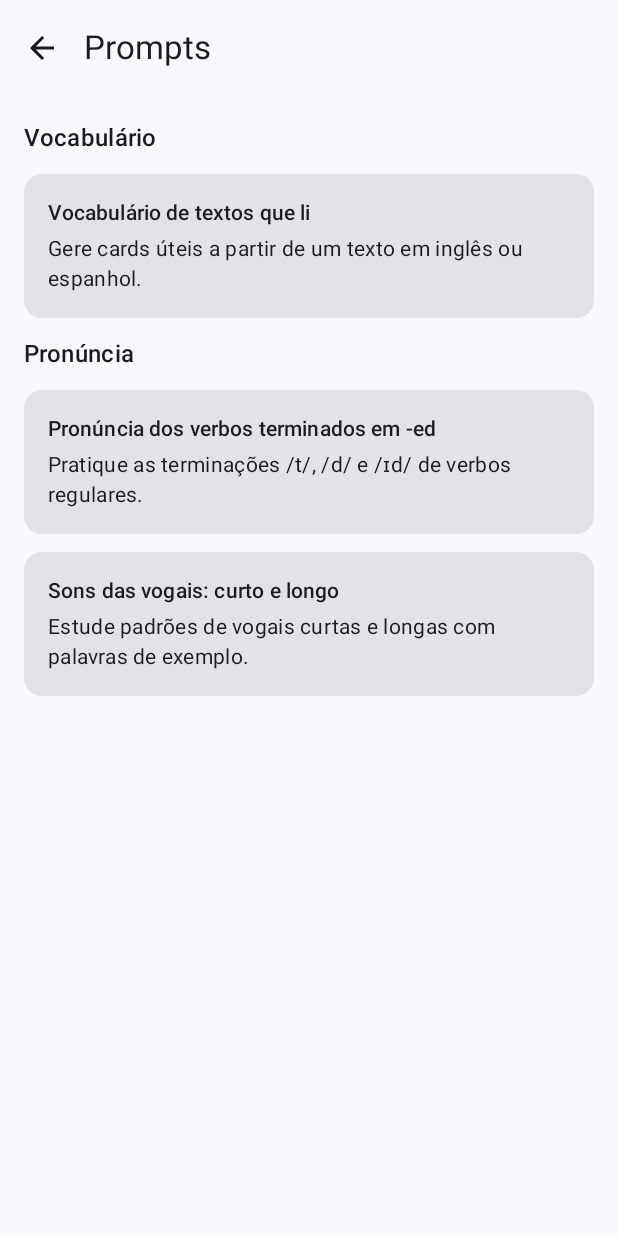
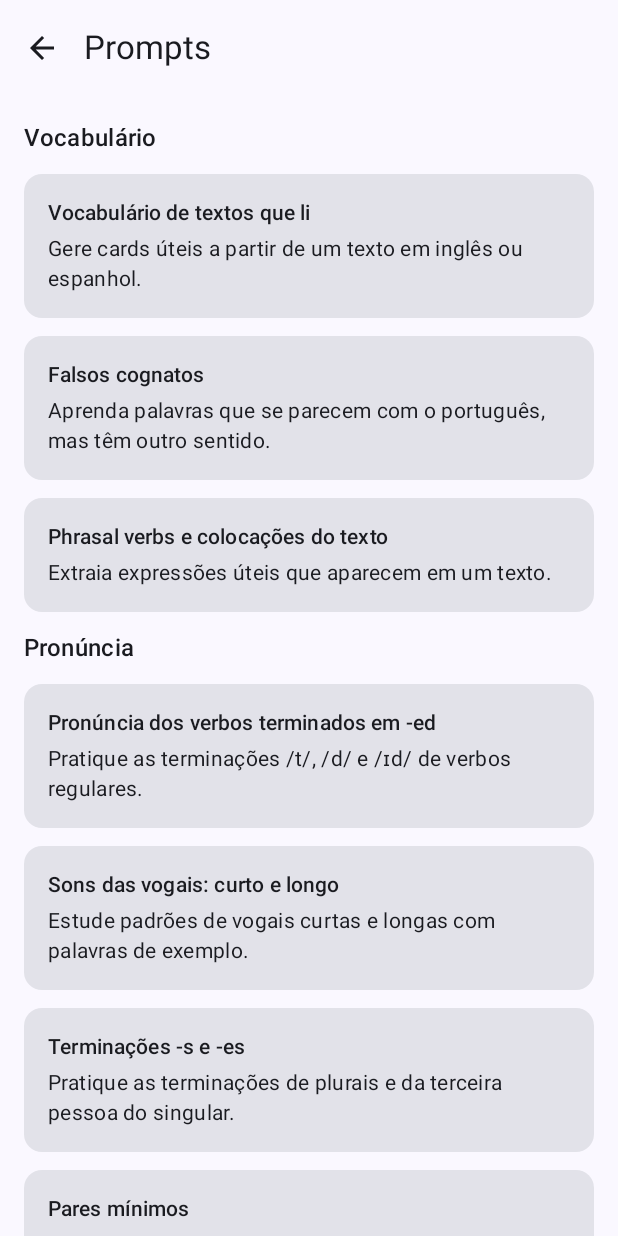
Before and after one commit to crisgdo/FlashLang, an Android app built with Jetpack Compose: the screen it shows after launch (MainActivity), after a tap on "Prompts", on a phone screen of 412 x 824 dp. Run offline under Robolectric (Android 15) with nearby library versions, the phone set to English and light mode, and no system bars; our stand-ins replace Room's generated code.

Commit message:
Prompts prontos extras de pronúncia, vocabulário e conversa

```diff
--- a/app/src/main/java/com/cristiano/flashlang/data/prompts/PromptBuilder.kt
+++ b/app/src/main/java/com/cristiano/flashlang/data/prompts/PromptBuilder.kt
@@ -34,7 +34,7 @@ fun buildPrompt(
         .replace("{{FOCO}}", values.focus.nonEmptyOrMissing())
         .trimEnd()
 
-    return "$body\n\n$FORMAT_BLOCK"
+    return if (template.generatesDeck) "$body\n\n$FORMAT_BLOCK" else body
 }
 
 private fun valueFor(type: PromptInputType, values: PromptInputValues): String = when (type) {
--- a/app/src/main/java/com/cristiano/flashlang/data/prompts/PromptTemplate.kt
+++ b/app/src/main/java/com/cristiano/flashlang/data/prompts/PromptTemplate.kt
@@ -21,6 +21,7 @@ data class PromptTemplate(
     val body: String,
     val inputs: Set<PromptInput>,
     val needsLanguage: Boolean,
+    val generatesDeck: Boolean = true,
 )
 
 data class PromptInputValues(
--- a/app/src/main/java/com/cristiano/flashlang/data/prompts/PromptTemplates.kt
+++ b/app/src/main/java/com/cristiano/flashlang/data/prompts/PromptTemplates.kt
@@ -62,5 +62,143 @@ LISTA DE VERBOS:
             ),
             body = """Você é um professor de pronúncia de inglês americano para falantes de português do Brasil. Foco: {{FOCO}}; se não informado, cubra as cinco vogais (a, e, i, o, u). Crie de 20 a 30 cards. Cada card é uma palavra-exemplo (type word) com ipa e uma note em português que explique a regra do som da vogal: som curto ou longo, "magic e" (vogal + consoante + e), vogais dobradas (ee, ea, oo), vogal seguida de r, sílaba aberta ou fechada. Marque as exceções comuns com a palavra "exceção". Use a mesma estrutura de note para palavras do mesmo padrão e inclua pares de contraste (hat/hate, bit/bite). Se houver uma lista de palavras, priorize-as e classifique cada uma: {{LISTA}}. Em termTranslation, traduza a palavra; use uma frase curta como exemplo, com tradução. Se não tiver certeza da pronúncia de uma palavra, não a inclua.""",
         ),
+        PromptTemplate(
+            id = "s-endings",
+            title = "Terminações -s e -es",
+            description = "Pratique as terminações de plurais e da terceira pessoa do singular.",
+            category = "Pronúncia",
+            needsLanguage = false,
+            inputs = setOf(
+                PromptInput(
+                    type = PromptInputType.LIST,
+                    required = true,
+                    label = "Palavras (substantivos no plural ou verbos na 3ª pessoa)",
+                    hint = "Informe palavras separadas por vírgula ou linha.",
+                ),
+            ),
+            body = """Você é um professor de pronúncia de inglês americano para falantes de português do Brasil. Para cada palavra da lista, crie um card em que o termo é a forma terminada em -s ou -es, em ordem misturada. No ipa, coloque a pronúncia em inglês americano. Na note, diga qual terminação soa (/s/, /z/ ou /ɪz/) e a regra em uma frase curta em português: /ɪz/ depois de /s, z, ʃ, ʒ, tʃ, dʒ/; /s/ depois de sons surdos (/p, t, k, f, θ/); /z/ depois de sons sonoros e de vogais. Traduza o termo em termTranslation e use uma frase curta de exemplo, com tradução. Se não tiver certeza da pronúncia de uma palavra, não a inclua. Nome do baralho: "Pronúncia -s/-es".
+LISTA: {{LISTA}}""",
+        ),
+        PromptTemplate(
+            id = "minimal-pairs",
+            title = "Pares mínimos",
+            description = "Compare sons próximos do inglês americano com pares de palavras.",
+            category = "Pronúncia",
+            needsLanguage = false,
+            inputs = setOf(
+                PromptInput(
+                    type = PromptInputType.FOCUS,
+                    required = true,
+                    label = "Contraste",
+                    hint = "Contraste, por exemplo: /ɪ/ e /iː/",
+                ),
+                PromptInput(
+                    type = PromptInputType.LIST,
+                    required = false,
+                    label = "Palavras para incluir",
+                    hint = "Opcional. Informe palavras separadas por vírgula ou linha.",
+                ),
+            ),
+            body = """Você é um professor de pronúncia de inglês americano para falantes de português do Brasil. Crie de 10 a 15 pares mínimos para o contraste: {{FOCO}}. Cada palavra do par é um card separado (type word), com ipa em inglês americano e note em português dizendo com qual palavra ela forma par e qual é a diferença do som (por exemplo: "ship /ʃɪp/ × sheep /ʃiːp/: /ɪ/ curto × /iː/ longo"). Use uma frase curta que deixe o sentido claro, com tradução. Palavras sugeridas: {{LISTA}}. Se não tiver certeza da pronúncia de uma palavra, não a inclua.""",
+        ),
+        PromptTemplate(
+            id = "difficult-english-sounds",
+            title = "Sons difíceis do inglês para brasileiros",
+            description = "Treine sons do inglês americano que costumam desafiar falantes de português.",
+            category = "Pronúncia",
+            needsLanguage = false,
+            inputs = setOf(
+                PromptInput(
+                    type = PromptInputType.FOCUS,
+                    required = false,
+                    label = "Foco",
+                    hint = "Som, por exemplo: th, r final, h aspirado",
+                ),
+            ),
+            body = """Você é um professor de pronúncia de inglês americano para falantes de português do Brasil. Foco: {{FOCO}}; se não informado, cubra: th (/θ/ e /ð/), r final, /æ/ e /ɛ/, h aspirado, consoantes finais sem vogal extra (evitar "pop-i") e -ing. Crie de 20 a 30 cards com palavras-exemplo (type word), ipa e uma note em português com a dica prática de como posicionar língua, lábios ou voz, e o erro típico de falantes de português. Use uma frase curta de exemplo, com tradução. Se não tiver certeza da pronúncia, não inclua a palavra.""",
+        ),
+        PromptTemplate(
+            id = "word-stress",
+            title = "Acento da palavra",
+            description = "Identifique a sílaba tônica e contrastes de acento em inglês.",
+            category = "Pronúncia",
+            needsLanguage = false,
+            inputs = setOf(
+                PromptInput(
+                    type = PromptInputType.LIST,
+                    required = true,
+                    label = "Palavras",
+                    hint = "Informe palavras separadas por vírgula ou linha.",
+                ),
+            ),
+            body = """Você é um professor de pronúncia de inglês americano para falantes de português do Brasil. Para cada palavra da lista, crie um card com o ipa marcando a sílaba tônica com ˈ, e uma note em português dizendo qual sílaba é forte e, quando houver, o contraste entre substantivo e verbo (por exemplo: RECord × reCORD). Use frases curtas de exemplo, com tradução. Se não tiver certeza, não inclua a palavra. LISTA: {{LISTA}}""",
+        ),
+        PromptTemplate(
+            id = "false-cognates",
+            title = "Falsos cognatos",
+            description = "Aprenda palavras que se parecem com o português, mas têm outro sentido.",
+            category = "Vocabulário",
+            needsLanguage = true,
+            inputs = setOf(
+                PromptInput(
+                    type = PromptInputType.FOCUS,
+                    required = false,
+                    label = "Tema",
+                    hint = "Tema, por exemplo: trabalho, escola",
+                ),
+            ),
+            body = """Você é um professor de {{IDIOMA}} para falantes de português do Brasil. Crie de 15 a 25 cards de falsos cognatos (palavras que parecem com o português mas têm outro sentido) do tema {{FOCO}}; se não informado, use os mais comuns e mais úteis. No termo, a palavra em {{IDIOMA}}; em termTranslation, o significado correto; na note, o alerta em português ("parece 'pretender', mas significa 'fingir'"). Frase de exemplo com tradução. Só inclua pares de que tenha certeza.""",
+        ),
+        PromptTemplate(
+            id = "phrasal-verbs-and-collocations",
+            title = "Phrasal verbs e colocações do texto",
+            description = "Extraia expressões úteis que aparecem em um texto.",
+            category = "Vocabulário",
+            needsLanguage = true,
+            inputs = setOf(
+                PromptInput(
+                    type = PromptInputType.TEXT,
+                    required = true,
+                    label = "Texto para analisar",
+                    hint = "Cole aqui o texto que você leu.",
+                ),
+            ),
+            body = """Você é um professor de {{IDIOMA}} para falantes de português do Brasil, nível B1/B2. Leia o texto e extraia de 15 a 25 phrasal verbs e colocações (por exemplo: make a decision, take a break) que aparecem nele. type expression. Traduza, escreva uma frase de exemplo NOVA e traduza-a; na note, explique em português quando usar. Nome do baralho: título curto sobre o tema.
+TEXTO: {{TEXTO}}""",
+        ),
+        PromptTemplate(
+            id = "spanish-sounds",
+            title = "Sons do espanhol",
+            description = "Pratique sons e regras de acentuação do espanhol da Espanha.",
+            category = "Pronúncia",
+            needsLanguage = false,
+            inputs = setOf(
+                PromptInput(
+                    type = PromptInputType.FOCUS,
+                    required = false,
+                    label = "Foco",
+                    hint = "Som, por exemplo: rr, ll/y, tilde",
+                ),
+            ),
+            body = """Você é um professor de pronúncia de espanhol (Espanha) para falantes de português do Brasil. Foco: {{FOCO}}; se não informado, cubra: b/v, r e rr, j e g, ll e y, ñ, ditongos e as regras de acentuação (tilde: palavras agudas, graves e esdrújulas). Crie de 20 a 30 cards com palavras-exemplo (type word), ipa em espanhol da Espanha e uma note em português com a regra e o erro típico de brasileiros. Frase curta de exemplo, com tradução. Se não tiver certeza, não inclua a palavra. O campo language deve ser "es".""",
+        ),
+        PromptTemplate(
+            id = "conversation-about-text",
+            title = "Conversa sobre o texto",
+            description = "Converse sobre um texto e receba correções em português.",
+            category = "Conversa",
+            needsLanguage = true,
+            generatesDeck = false,
+            inputs = setOf(
+                PromptInput(
+                    type = PromptInputType.TEXT,
+                    required = true,
+                    label = "Texto para conversar",
+                    hint = "Cole aqui o texto que você leu.",
+                ),
+            ),
+            body = """Atue como meu parceiro de conversa em {{IDIOMA}}, nível B1/B2. Com base no texto abaixo, comece com uma pergunta simples sobre ele e espere a minha resposta. A cada resposta minha: mostre a versão corrigida das minhas frases, explique os erros brevemente em português e faça a próxima pergunta, usando o vocabulário do texto. Fale em {{IDIOMA}}, mas explique correções em português.
+TEXTO: {{TEXTO}}""",
+        ),
     )
 }
--- a/app/src/main/java/com/cristiano/flashlang/ui/prompts/PromptsScreen.kt
+++ b/app/src/main/java/com/cristiano/flashlang/ui/prompts/PromptsScreen.kt
@@ -189,8 +189,10 @@ fun PromptDetailScreen(
                 Spacer(Modifier.width(8.dp))
                 Text("Copiar prompt")
             }
-            Button(onClick = onImport, modifier = Modifier.fillMaxWidth()) {
-                Text("Ir para importar")
+            if (template.generatesDeck) {
+                Button(onClick = onImport, modifier = Modifier.fillMaxWidth()) {
+                    Text("Ir para importar")
+                }
             }
         }
     }
```
Also changed, not shown: 1 other file.
